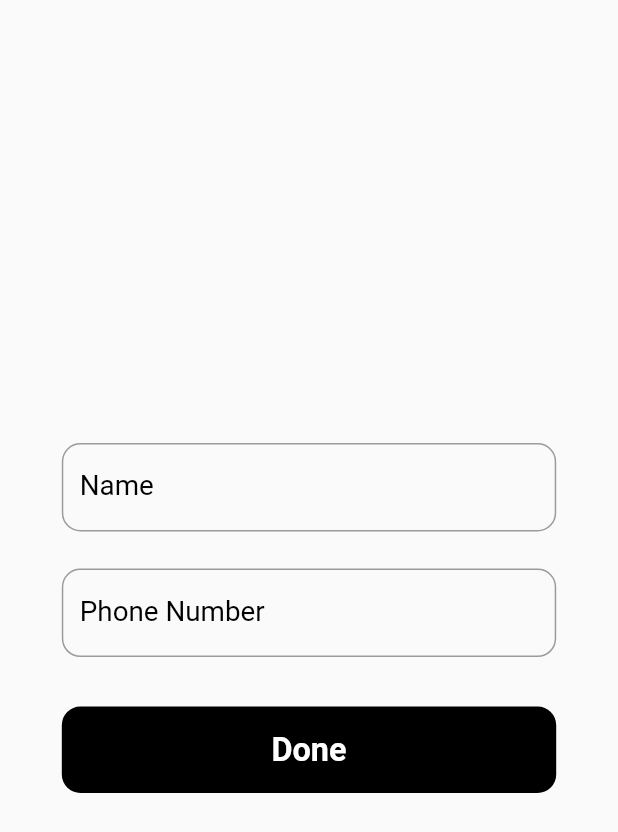
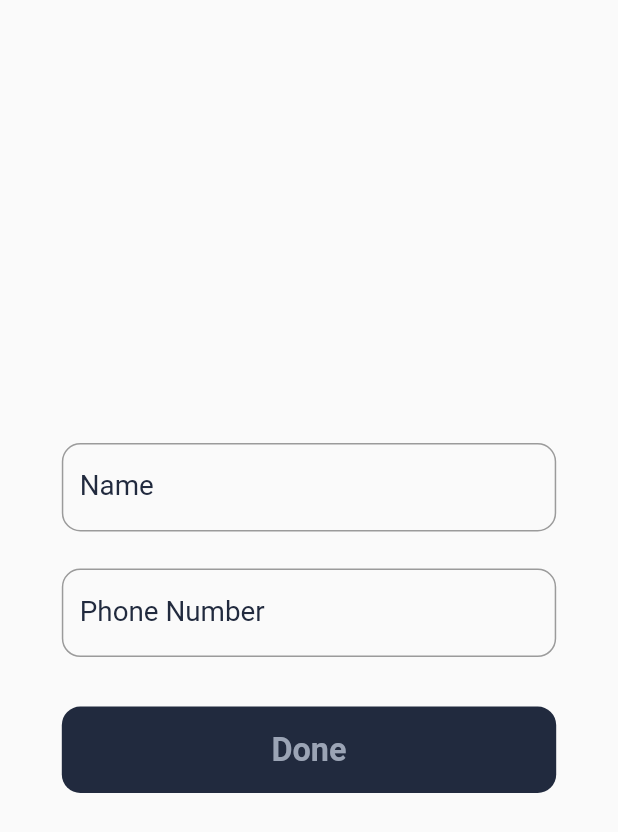
Before and after one commit to jay-isampelliwar/Chat-App, a Flutter app: the screen it shows after launch, on a phone screen of 412 x 824 dp. Shown: the top 832 px of the screen. Run offline on Flutter 3.47's test engine with Material 2 defaults, Android fonts, the phone set to English and light mode, and no system bars; our stand-ins replace bloc, equatable, flutter_bloc, get_it, socket_io_client.

Commit message:
added cutom color

```diff
--- a/lib/core/constant/app_color.dart
+++ b/lib/core/constant/app_color.dart
@@ -1,6 +1,7 @@
 import 'package:flutter/material.dart';
 
 class AppColor {
-  static Color primary = Colors.black;
-  static Color secondary = Colors.white;
+  static Color primary = const Color(0xFF212A3E);
+  static Color secondary = const Color(0xFF9BA4B5);
+  static Color backgroundColor = const Color(0xFF394867);
 }
```
